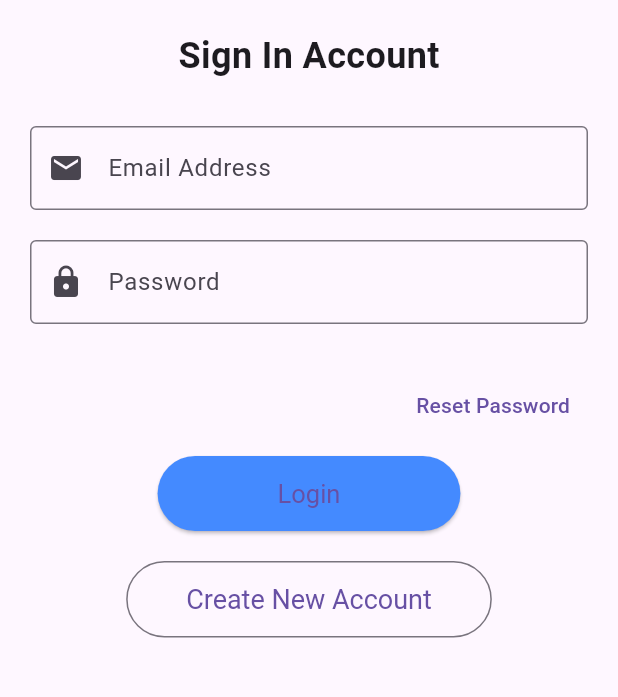
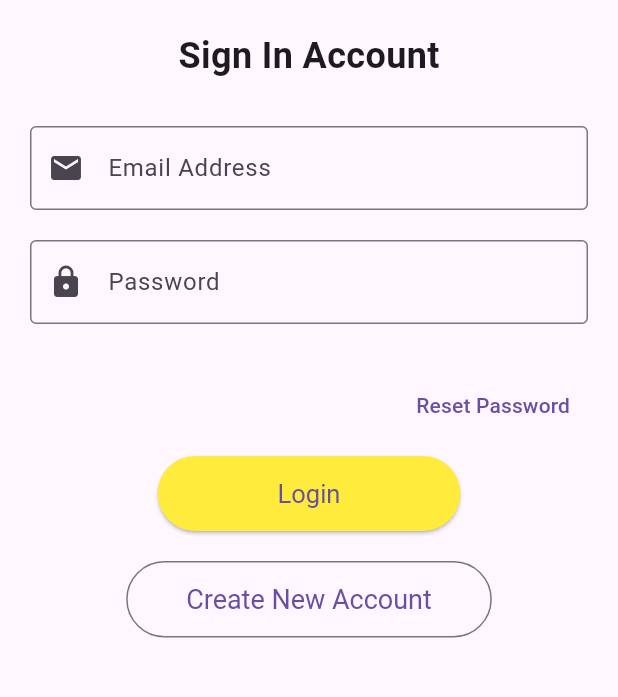
Before and after one commit to Faiz-Akbar-Putra-Wardani/TechMart---Aplikasi-Kasir-Toko-Elektronik, a Flutter app: the screen it shows after launch, on a phone screen of 412 x 824 dp, the part 195-892 px from its top. Run offline on Flutter 3.47's test engine with Material 3 defaults, Android fonts, the phone set to English and light mode, and no system bars; our stand-ins replace cloud_firestore, firebase_auth, firebase_core, get; missing offline and left inert: dart:ffi; accounts and stored records are empty.

```diff
--- a/lib/app/modules/login/views/login_view.dart
+++ b/lib/app/modules/login/views/login_view.dart
@@ -65,7 +65,7 @@ class LoginView extends GetView<LoginController> {
                   cAuth.login(controller.cEmail.text, controller.cPass.text);
                 },
                 style: ElevatedButton.styleFrom(
-                  backgroundColor: Colors.blueAccent,
+                  backgroundColor: Colors.yellow,
                   padding: const EdgeInsets.symmetric(
                     horizontal: 80,
                     vertical: 15,
```
Also changed, not shown: lib/app/modules/home/views/home_view.dart (+11 -0 lines).
